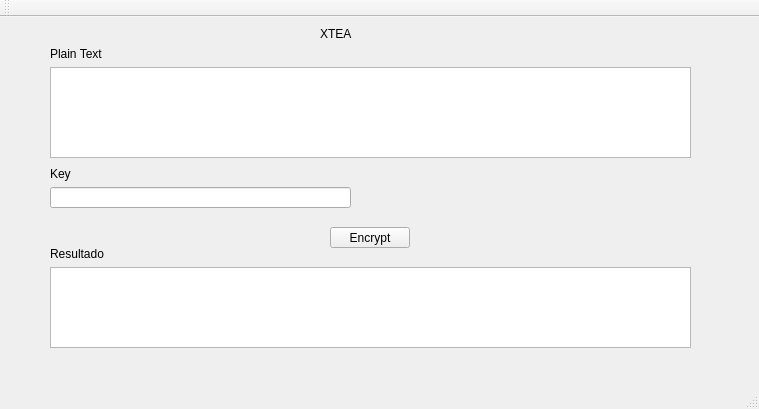
Above: mainwindow.ui from RaulToto/XTEA before the change. Below: the same form after it.
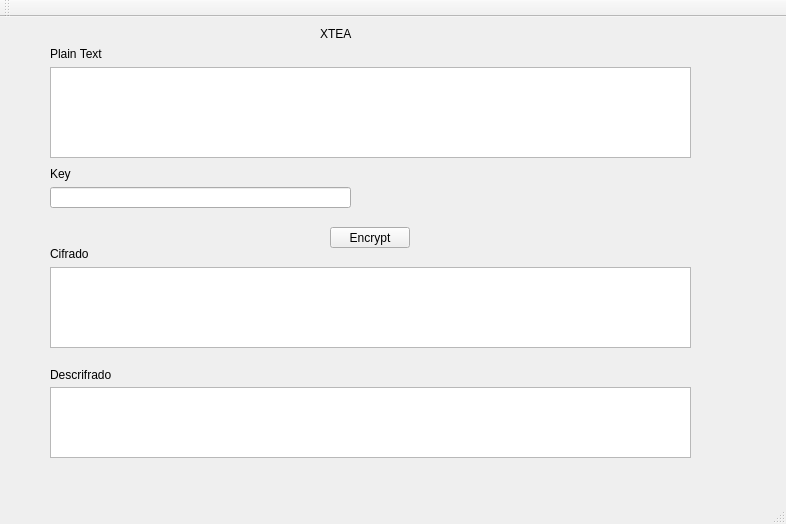
That is the form after the change.

Patch:
```diff
--- a/mainwindow.ui
+++ b/mainwindow.ui
@@ -6,8 +6,8 @@
    <rect>
     <x>0</x>
     <y>0</y>
-    <width>759</width>
-    <height>409</height>
+    <width>786</width>
+    <height>524</height>
    </rect>
   </property>
   <property name="windowTitle">
@@ -93,7 +93,7 @@
      </rect>
     </property>
     <property name="text">
-     <string>Resultado</string>
+     <string>Cifrado</string>
     </property>
    </widget>
    <widget class="QLabel" name="label_4">
@@ -109,6 +109,29 @@
      <string>Plain Text</string>
     </property>
    </widget>
+   <widget class="QTextEdit" name="textEdit_3">
+    <property name="geometry">
+     <rect>
+      <x>50</x>
+      <y>370</y>
+      <width>641</width>
+      <height>71</height>
+     </rect>
+    </property>
+   </widget>
+   <widget class="QLabel" name="label_5">
+    <property name="geometry">
+     <rect>
+      <x>50</x>
+      <y>350</y>
+      <width>81</width>
+      <height>16</height>
+     </rect>
+    </property>
+    <property name="text">
+     <string>Descrifrado</string>
+    </property>
+   </widget>
   </widget>
   <widget class="QMenuBar" name="menuBar">
    <property name="geometry">
```
Left out of the diff: 2 changed lines with no effect on the pictures.
